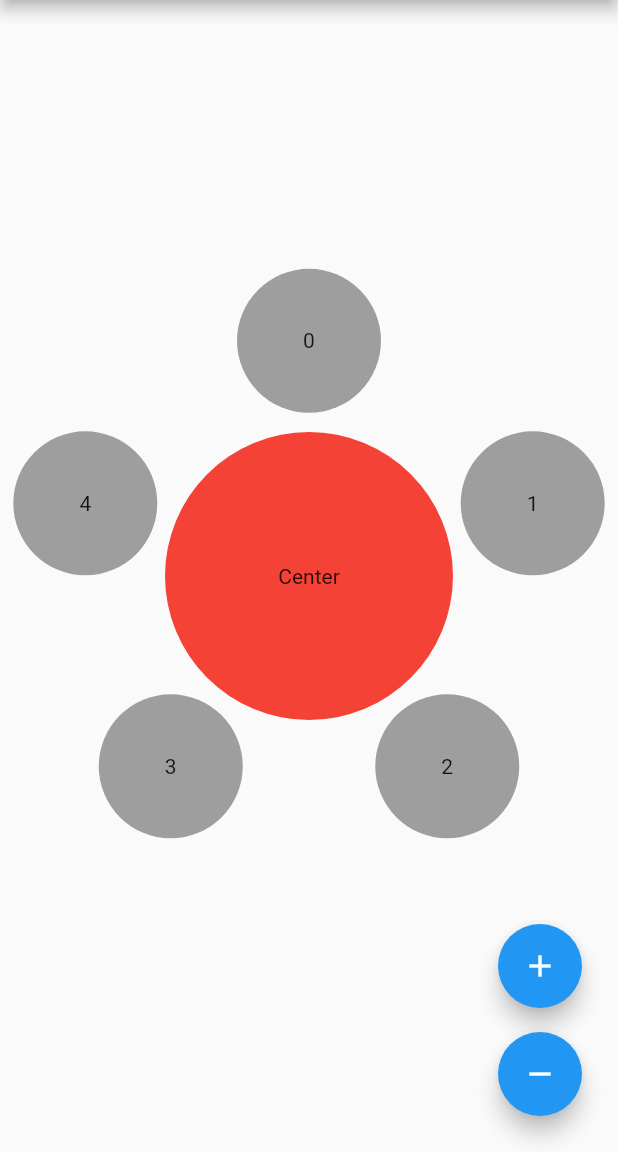
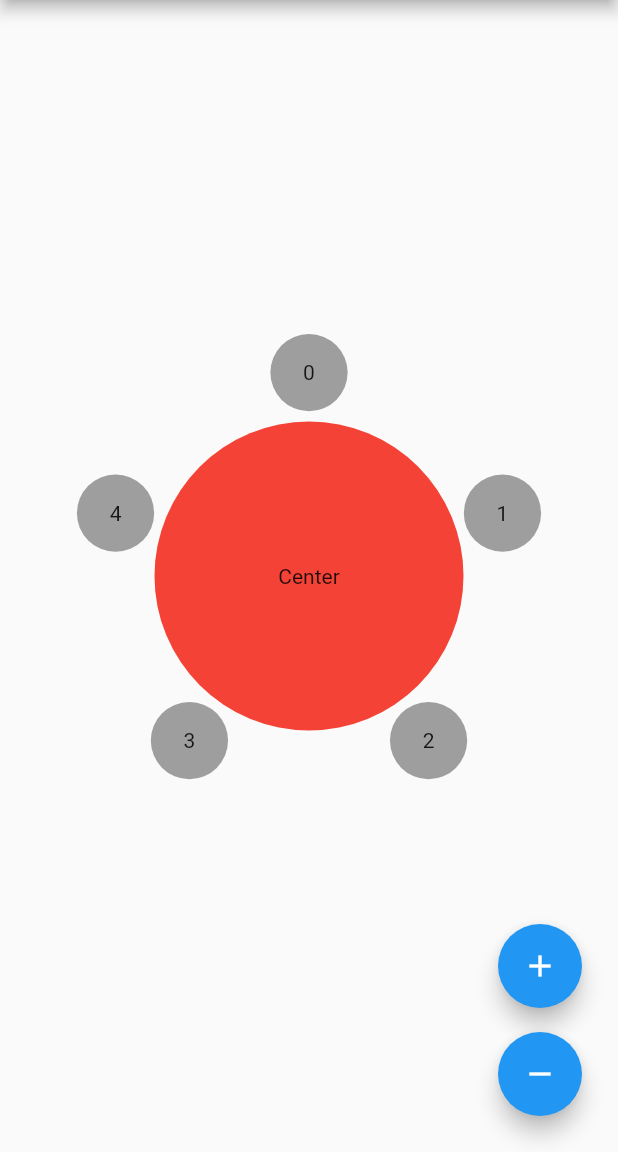
Before and after one commit to Bdaya-Dev/circular-widgets, a Flutter app: the screen it shows after launch, on a phone screen of 412 x 824 dp, the part 84-1236 px from its top. Run offline on Flutter 3.47's test engine with Material 2 defaults, Android fonts, the phone set to English and light mode, and no system bars.

Commit message:
Fixed typo

```diff
--- a/example/lib/main.dart
+++ b/example/lib/main.dart
@@ -27,7 +27,7 @@ class _ExampleWidgetState extends State<ExampleWidget> {
         body: LayoutBuilder(
           builder: (context, constraints) {
             var smallestBoundary =
-                min(constraints.maxHeight, constraints.maxHeight);
+                min(constraints.maxHeight, constraints.maxWidth);
             return CircularWidgets(
               itemsLength: length,
               itemBuilder: (context, index) {
@@ -39,7 +39,7 @@ class _ExampleWidgetState extends State<ExampleWidget> {
               },
               innerSpacing: smallestBoundary / 30,
               radiusOfItem: smallestBoundary / 8,
-              centerWidgetRadius: smallestBoundary / 4,
+              centerWidgetRadius: smallestBoundary / 2,
               centerWidgetBuilder: (context) {
                 return SingleCircle(
                   txt: 'Center',
@@ -76,19 +76,7 @@ class _ExampleWidgetState extends State<ExampleWidget> {
                 ),
               ),
             ],
-          ), /* Column(
-
-          children: <Widget>[
-            Padding(
-              padding: const EdgeInsets.all(8.0),
-              child: ,
-            ),
-            Padding(
-              padding: const EdgeInsets.all(8.0),
-              child:
-            ),
-          ],
-        ),*/
+          ),
         ),
       ),
     );
@@ -106,9 +94,6 @@ class SingleCircle extends StatelessWidget {
       //color: Colors.red,
       child: Center(child: Text(txt)),
       decoration: BoxDecoration(
-        // image: b.imageUrl == null
-        //     ? null
-        //     : DecorationImage(image: NetworkImage(b.imageUrl)),
         shape: BoxShape.circle,
         color: color,
       ),
```
Also changed, not shown: 1 other file.
